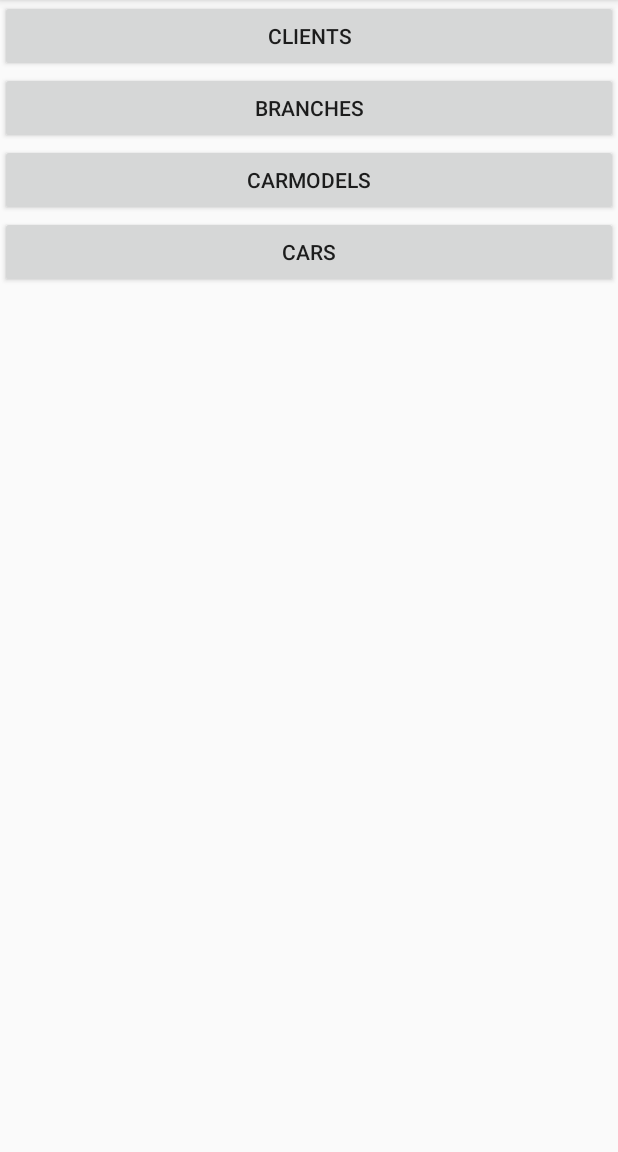
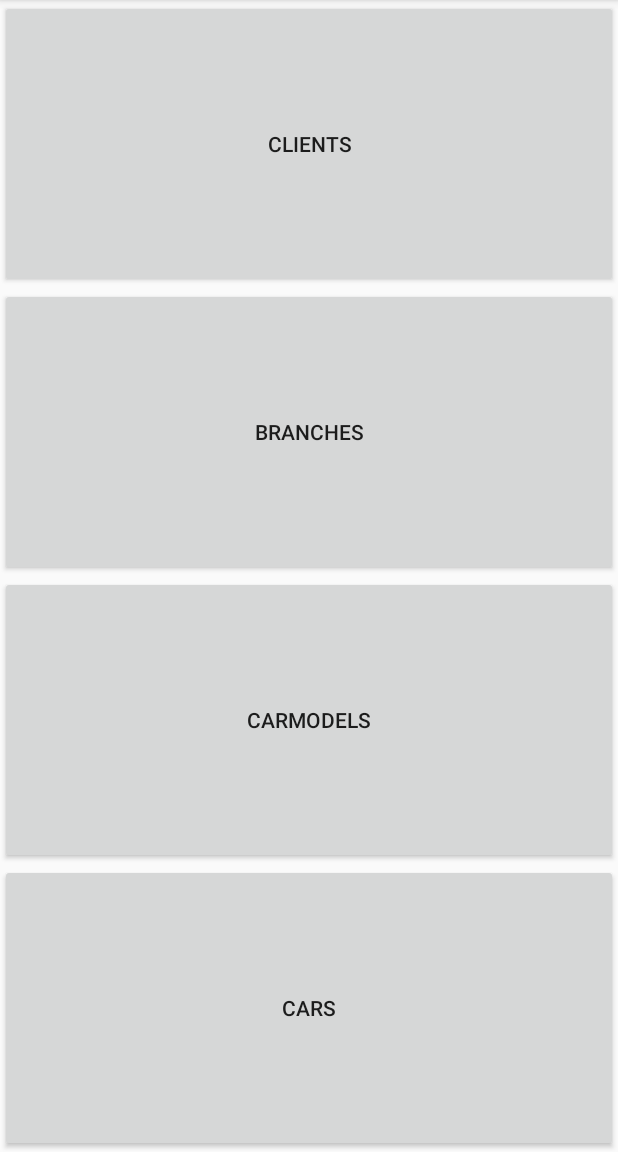
Before and after one commit to matanmor97/Project_Java_5778, an Android app: the screen it shows after launch (MainActivity), on a phone screen of 412 x 824 dp, the part 84-1236 px from its top. Run offline under Robolectric (Android 15) with nearby library versions, the phone set to English and light mode, and no system bars.

Commit message:
matan 6.2.2 add finished

```diff
--- a/app/src/main/java/com/example/user/project_java_5778/controller/ClientProperty.java
+++ b/app/src/main/java/com/example/user/project_java_5778/controller/ClientProperty.java
@@ -61,7 +61,7 @@ public class ClientProperty extends AppCompatActivity implements View.OnClickLis
 
                     @Override
                     protected Long doInBackground(Void... params) {
-                        return DBManagerFactory.getInstanse().addClient(contentValues);
+                        return instance.addClient(contentValues);
                     }
 
                     @Override
--- a/app/src/main/java/com/example/user/project_java_5778/model/entities/Car.java
+++ b/app/src/main/java/com/example/user/project_java_5778/model/entities/Car.java
@@ -11,9 +11,9 @@ public class Car {
     public void setBranchNumber (int branchNUmber){this.branchNumber = branchNumber;}
     public int getBranchNumber  (){return this.branchNumber;}
 
-    private CarModel carModel;
-    public void setCarModel (CarModel carModel){this.carModel = carModel;}
-    public CarModel getCarModel (){return this.carModel;}
+    private String carModelCode;
+    public void setCarModel (String carModel){this.carModelCode = carModel;}
+    public String getCarModel (){return this.carModelCode;}
 
     private int kilometers;
     public void setKilometers (int kilometers){
--- a/app/src/main/java/com/example/user/project_java_5778/model/entities/Invitation.java
+++ b/app/src/main/java/com/example/user/project_java_5778/model/entities/Invitation.java
@@ -24,11 +24,11 @@ public class Invitation {
         return typeOfInvantaion;
     }
 
-    private String carNumber;
-    public void setCarNumber(String carNumber) {
+    private int carNumber;
+    public void setCarNumber(int carNumber) {
         this.carNumber = carNumber;
     }
-    public String getCarNumber () {
+    public int getCarNumber () {
         return carNumber;
     }
 
--- a/app/src/main/res/layout/activity_main.xml
+++ b/app/src/main/res/layout/activity_main.xml
@@ -3,7 +3,7 @@
     xmlns:app="http://schemas.android.com/apk/res-auto"
     xmlns:tools="http://schemas.android.com/tools"
     android:layout_width="match_parent"
-    android:layout_height="wrap_content"
+    android:layout_height="match_parent"
     android:orientation="vertical"
     tools:context="com.example.user.project_java_5778.controller.MainActivity">
 
@@ -11,25 +11,29 @@
     <Button
         android:id="@+id/clients"
         android:layout_width="match_parent"
-        android:layout_height="wrap_content"
+        android:layout_height="0dp"
+        android:layout_weight="1"
         android:text="@string/clients"/>
 
     <Button
         android:id="@+id/branches"
         android:layout_width="match_parent"
-        android:layout_height="wrap_content"
+        android:layout_height="0dp"
+        android:layout_weight="1"
         android:text="@string/branches" />
 
     <Button
         android:id="@+id/carModels"
         android:layout_width="match_parent"
-        android:layout_height="wrap_content"
+        android:layout_height="0dp"
+        android:layout_weight="1"
         android:text="@string/carModels" />
 
     <Button
         android:id="@+id/cars"
         android:layout_width="match_parent"
-        android:layout_height="wrap_content"
+        android:layout_height="0dp"
+        android:layout_weight="1"
         android:text="@string/cars" />
 
 
```
Also changed, not shown: app/src/main/java/com/example/user/project_java_5778/controller/UpdateClient.java (+10 -3 lines), app/src/main/java/com/example/user/project_java_5778/model/backend/TakeGo_Const.java (+4 -4 lines), app/src/main/java/com/example/user/project_java_5778/model/entities/CarModel.java (+5 -5 lines).
